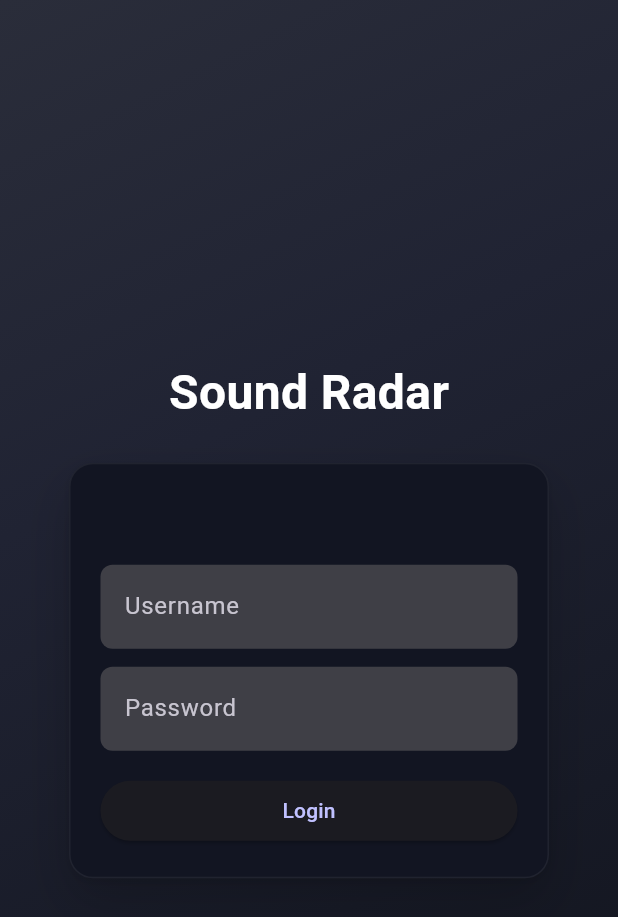
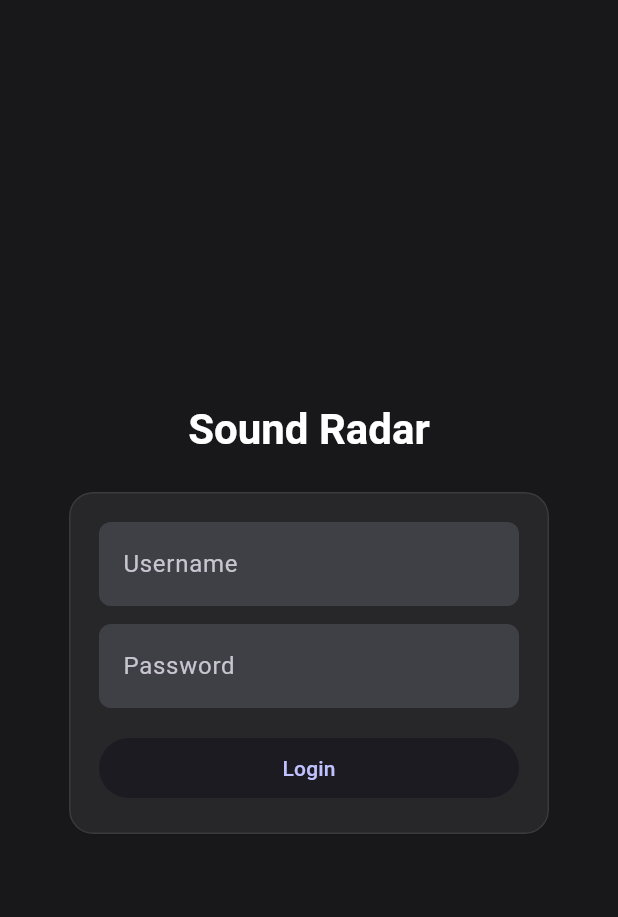
Before and after one commit to Juangomezzr/SOUND-RADAR, a Flutter app: the screen it shows after launch, on a phone screen of 412 x 824 dp. Shown: the top 917 px of the screen. Run offline on Flutter 3.47's test engine with Material 3 defaults, Android fonts, the phone set to English and light mode, and no system bars; our stand-ins replace flutter_map, geolocator, latlong2.

Commit message:
login screen update

```diff
--- a/sound_radar/lib/screens/login_screen.dart
+++ b/sound_radar/lib/screens/login_screen.dart
@@ -28,34 +28,26 @@ class _LoginScreenState extends State<LoginScreen> {
 
   @override
   Widget build(BuildContext context) {
+    final theme = Theme.of(context);
+    const background = Color(0xFF18181B);
+    const fieldFill = Color(0xFF3F3F46);
 
     return Scaffold(
-      body: Stack(
-        children: [
-          const DecoratedBox(
-            decoration: BoxDecoration(
-              gradient: LinearGradient(
-                colors: [
-                  Color(0xFF2A2D3A),
-                  Color(0xFF202333),
-                  Color(0xFF171A26),
-                  Color(0xFF10121A),
-                ],
-                stops: [0.0, 0.35, 0.7, 1.0],
-                begin: Alignment.topLeft,
-                end: Alignment.bottomRight,
-              ),
-            ),
-            child: SizedBox.expand(),
-          ),
-          Center(
+      backgroundColor: background,
+      body: SafeArea(
+        child: Center(
           child: SingleChildScrollView(
+            padding: const EdgeInsets.symmetric(horizontal: 24, vertical: 32),
             child: Column(
               mainAxisSize: MainAxisSize.min,
               children: [
-                  const Text(
+                Text(
                   'Sound Radar',
-                    style: TextStyle(
+                  style: theme.textTheme.headlineMedium?.copyWith(
+                        fontWeight: FontWeight.w700,
+                        color: Colors.white,
+                      ) ??
+                      const TextStyle(
                         fontSize: 32,
                         fontWeight: FontWeight.w700,
                         color: Colors.white,
@@ -67,11 +59,11 @@ class _LoginScreenState extends State<LoginScreen> {
                   children: [
                     TextField(
                       controller: _usernameController,
-                        decoration: const InputDecoration(
+                      decoration: InputDecoration(
                         labelText: 'Username',
                         filled: true,
-                          fillColor: Color(0xFF3F3F46),
-                          border: OutlineInputBorder(
+                        fillColor: fieldFill,
+                        border: const OutlineInputBorder(
                           borderRadius: BorderRadius.all(Radius.circular(8)),
                           borderSide: BorderSide.none,
                         ),
@@ -81,11 +73,11 @@ class _LoginScreenState extends State<LoginScreen> {
                     TextField(
                       controller: _passwordController,
                       obscureText: true,
-                        decoration: const InputDecoration(
+                      decoration: InputDecoration(
                         labelText: 'Password',
                         filled: true,
-                          fillColor: Color(0xFF3F3F46),
-                          border: OutlineInputBorder(
+                        fillColor: fieldFill,
+                        border: const OutlineInputBorder(
                           borderRadius: BorderRadius.all(Radius.circular(8)),
                           borderSide: BorderSide.none,
                         ),
@@ -95,6 +87,10 @@ class _LoginScreenState extends State<LoginScreen> {
                     SizedBox(
                       width: double.infinity,
                       child: ElevatedButton(
+                        style: ElevatedButton.styleFrom(
+                          elevation: 0,
+                          shadowColor: Colors.transparent,
+                        ),
                         onPressed: () {
                           Navigator.pushReplacementNamed(context, '/map');
                         },
@@ -107,7 +103,6 @@ class _LoginScreenState extends State<LoginScreen> {
             ),
           ),
         ),
-        ],
       ),
     );
   }
--- a/sound_radar/lib/widgets/auth/auth_card.dart
+++ b/sound_radar/lib/widgets/auth/auth_card.dart
@@ -12,42 +12,43 @@ class AuthCard extends StatelessWidget {
 
   @override
   Widget build(BuildContext context) {
-    return Container(
+    final theme = Theme.of(context);
+    final borderColor = theme.colorScheme.outline.withValues(alpha: 0.18);
+    final radius = BorderRadius.circular(16);
+
+    return Material(
+      color: const Color(0xFF27272A),
+      elevation: 1,
+      shadowColor: Colors.black.withValues(alpha: 0.14),
+      shape: RoundedRectangleBorder(
+        borderRadius: radius,
+        side: BorderSide(color: borderColor, width: 1),
+      ),
+      clipBehavior: Clip.antiAlias,
+      child: SizedBox(
         width: 320,
+        child: Padding(
           padding: const EdgeInsets.all(20),
-      decoration: BoxDecoration(
-        color: const Color(0xFF121522),
-        borderRadius: BorderRadius.circular(16),
-        border: Border.all(
-          color: Colors.white.withValues(alpha: 0.06),
-          width: 1,
-        ),
-        boxShadow: [
-          BoxShadow(
-            color: Colors.black.withValues(alpha: 0.18),
-            blurRadius: 28,
-            offset: const Offset(0, 16),
-          ),
-          BoxShadow(
-            color: Colors.black.withValues(alpha: 0.08),
-            blurRadius: 4,
-            offset: const Offset(0, 2),
-          ),
-        ],
-      ),
           child: Column(
             mainAxisSize: MainAxisSize.min,
             children: [
+              if (title.trim().isNotEmpty) ...[
                 Text(
                   title,
-            style: const TextStyle(
+                  style: theme.textTheme.titleLarge?.copyWith(
+                        fontWeight: FontWeight.bold,
+                      ) ??
+                      const TextStyle(
                         fontSize: 22,
                         fontWeight: FontWeight.bold,
                       ),
                 ),
                 const SizedBox(height: 16),
+              ],
               ...children,
             ],
+          ),
+        ),
       ),
     );
   }
```
Lines whose indentation alone changed are shown as unchanged.
